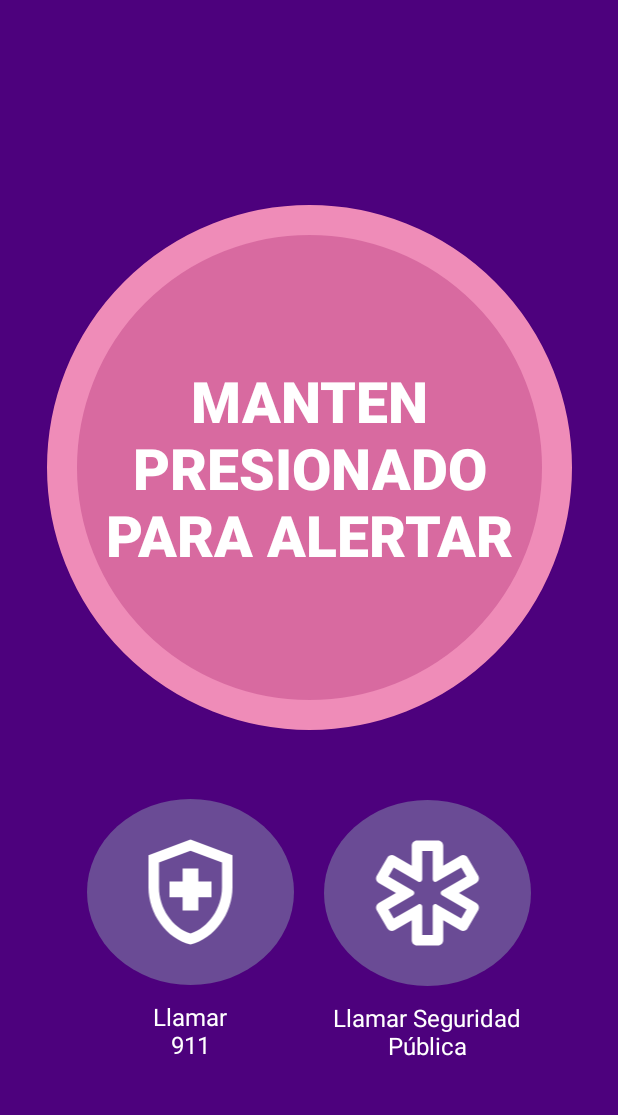
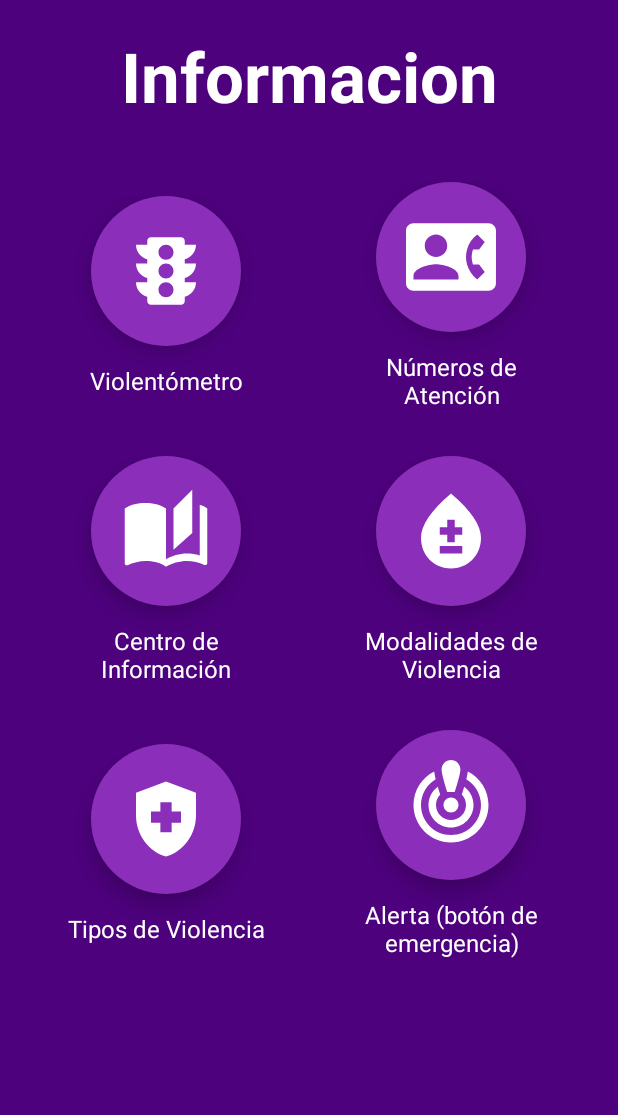
Before and after one commit to Gadielo03/Diva-Segura, an Android app: the screen it shows after launch (MainActivity), in the side drawer, after a tap on "Información", on a phone screen of 412 x 824 dp, the part 96-1211 px from its top. Run offline under Robolectric (Android 15) with nearby library versions, the phone set to English and light mode, and no system bars.

Commit message:
Fixing Information Section

```diff
--- a/app/src/main/java/com/example/divasegura/activities/InfoActivity.java
+++ b/app/src/main/java/com/example/divasegura/activities/InfoActivity.java
@@ -19,7 +19,7 @@ public class InfoActivity extends AppCompatActivity {
     protected void onCreate(Bundle savedInstanceState) {
         super.onCreate(savedInstanceState);
         EdgeToEdge.enable(this);
-        setContentView(R.layout.activity_info);
+        setContentView(R.layout.fragment_information);
         ViewCompat.setOnApplyWindowInsetsListener(findViewById(R.id.main), (v, insets) -> {
             Insets systemBars = insets.getInsets(WindowInsetsCompat.Type.systemBars());
             v.setPadding(systemBars.left, systemBars.top, systemBars.right, systemBars.bottom);
--- a/app/src/main/java/com/example/divasegura/activities/MainActivity.java
+++ b/app/src/main/java/com/example/divasegura/activities/MainActivity.java
@@ -26,6 +26,7 @@ import androidx.core.content.ContextCompat;
 
 import com.example.divasegura.controladores.ContactoController;
 import com.example.divasegura.controladores.UsuariosController;
+import com.example.divasegura.fragments.InformationFragment;
 import com.example.divasegura.modelos.Contacto;
 import com.google.android.material.navigation.NavigationView;
 import android.view.MenuItem;
@@ -98,10 +99,12 @@ public class MainActivity extends AppCompatActivity implements NavigationView.On
         // Set up navigation view
         NavigationView navigationView = findViewById(R.id.nav_view);
         navigationView.setNavigationItemSelectedListener(this);
+        navigationView.setCheckedItem(R.id.nav_home);
 
         // Set up ViewPager
         viewPager = findViewById(R.id.viewPager);
         setupViewPager();
+         viewPager.setCurrentItem(0);
 
         usuariosController = new UsuariosController(this);
         contactoController = new ContactoController(this);
@@ -149,6 +152,7 @@ public class MainActivity extends AppCompatActivity implements NavigationView.On
     private void setupViewPager() {
         viewPagerAdapter = new ViewPagerAdapter(this);
         viewPagerAdapter.addFragment(MainScreenFragment.newInstance());
+        viewPagerAdapter.addFragment(new InformationFragment()); // Añadir el fragmento de información
         viewPager.setAdapter(viewPagerAdapter);
         viewPager.setUserInputEnabled(false); // Disable swiping if needed
     }
@@ -169,6 +173,7 @@ public class MainActivity extends AppCompatActivity implements NavigationView.On
 
         // Crear un diccionario de mensajes
         Map<Integer, String> mensajes = new HashMap<>();
+        mensajes.put(R.id.nav_home, "Inicio");
         mensajes.put(R.id.nav_info, "Información");
         mensajes.put(R.id.nav_config, "Configuración");
         mensajes.put(R.id.nav_alerts, "Alertas");
@@ -176,11 +181,17 @@ public class MainActivity extends AppCompatActivity implements NavigationView.On
         mensajes.put(R.id.nav_terms, "Términos y condiciones");
         mensajes.put(R.id.nav_privacy, "Aviso de privacidad");
 
+        // Manejar navegación entre fragmentos
+        if (id == R.id.nav_home) {
+            viewPager.setCurrentItem(0); // Índice del MainScreenFragment
+        } else if (id == R.id.nav_info) {
+            viewPager.setCurrentItem(1); // Índice del InformationFragment
+        } else {
             // Obtener el mensaje correspondiente al id
             String mensaje = mensajes.get(id);
-
             if (mensaje != null) {
                 Toast.makeText(this, mensaje, Toast.LENGTH_SHORT).show();
+            }
         }
 
         drawerLayout.closeDrawer(GravityCompat.START);
--- a/app/src/main/res/layout/fragment_information.xml
+++ b/app/src/main/res/layout/fragment_information.xml
@@ -8,7 +8,7 @@
     android:background="#4D017D"
     android:orientation="vertical"
     android:gravity="center_horizontal"
-    tools:context=".fragments.InformationFragment">
+    tools:context="fragments.InformationFragment">
 
     <Space
         android:layout_width="wrap_content"
```
Lines whose indentation alone changed are shown as unchanged.
